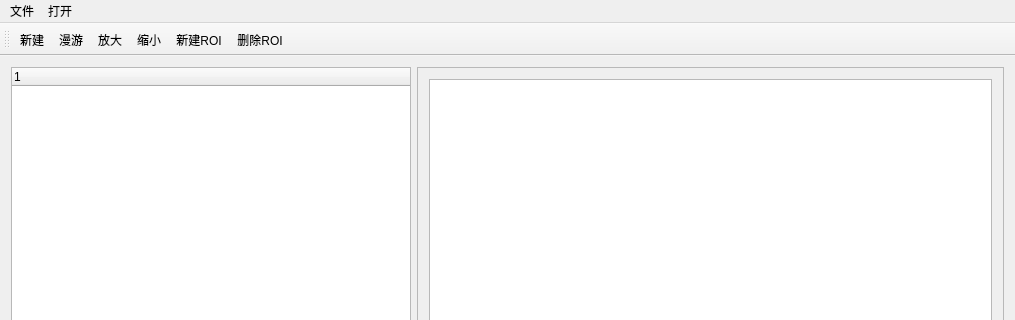
wishingwings/MainWindow, file mainwindow.ui: the form before one commit; both pictures show x 0 to 1015 and y 0 to 320 of the 1015 by 827 pixel window.
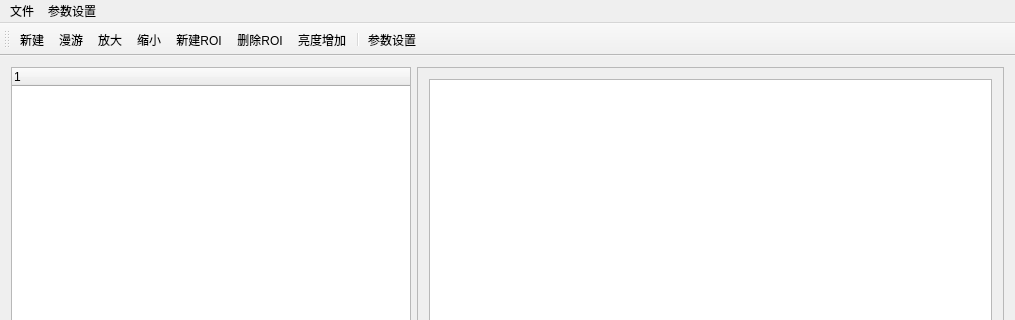
The form after the commit.

Commit message: 增加xml操作类，参数设置界面类

Patch:
```diff
--- a/mainwindow.ui
+++ b/mainwindow.ui
@@ -138,7 +138,7 @@
    </widget>
    <widget class="QMenu" name="menu_2">
     <property name="title">
-     <string>打开</string>
+     <string>参数设置</string>
     </property>
    </widget>
    <addaction name="menu"/>
@@ -157,6 +157,9 @@
    <addaction name="ReductionAction"/>
    <addaction name="NewROIAction"/>
    <addaction name="DeleteROIAction"/>
+   <addaction name="BrightnessAddAction"/>
+   <addaction name="separator"/>
+   <addaction name="SetParasAction"/>
   </widget>
   <widget class="QStatusBar" name="statusBar"/>
   <action name="openAction">
@@ -212,6 +215,22 @@
     <string>删除ROI</string>
    </property>
   </action>
+  <action name="BrightnessAddAction">
+   <property name="text">
+    <string>亮度增加</string>
+   </property>
+   <property name="toolTip">
+    <string>亮度增加</string>
+   </property>
+  </action>
+  <action name="SetParasAction">
+   <property name="text">
+    <string>参数设置</string>
+   </property>
+   <property name="toolTip">
+    <string>参数设置</string>
+   </property>
+  </action>
  </widget>
  <layoutdefault spacing="6" margin="11"/>
  <resources>
```
The commit also changes 95 other files.
